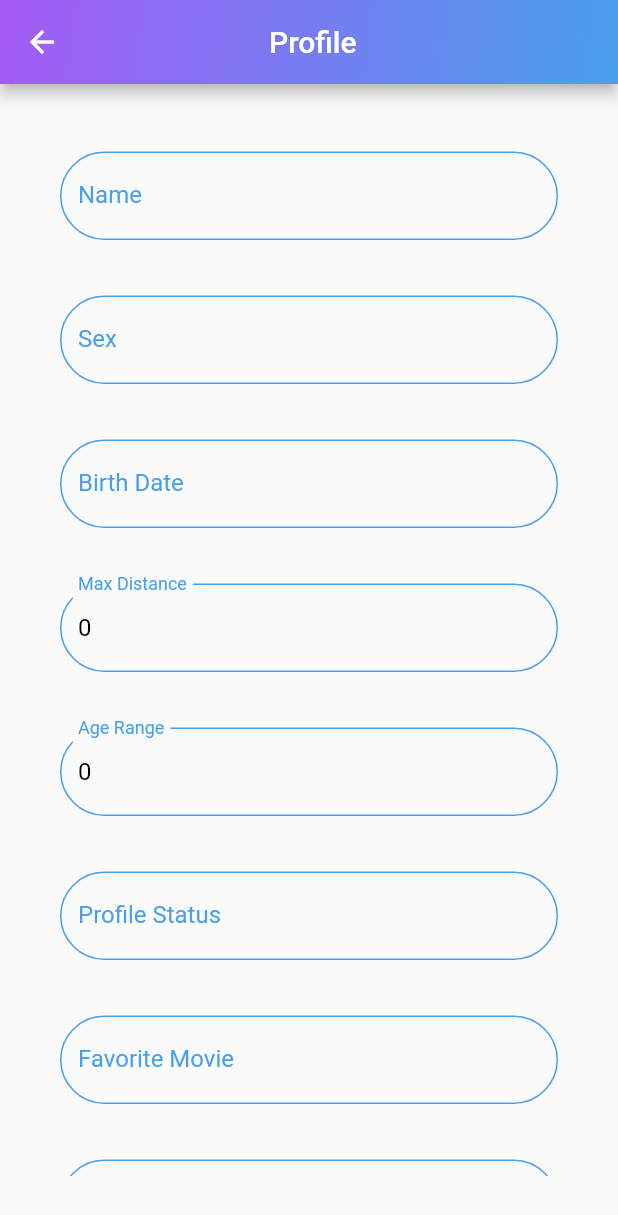
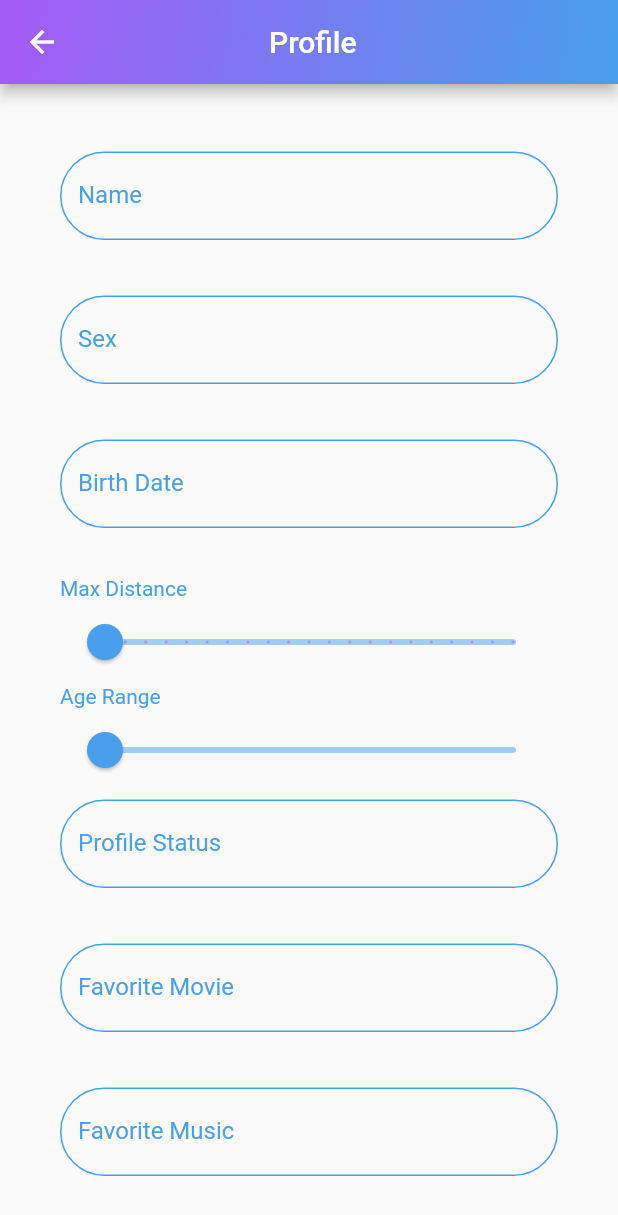
Before and after one commit to Torres62/Socimee_App, a Flutter app: the ProfileSettings screen opened directly with empty values, on a phone screen of 412 x 824 dp. Shown: the top 1215 px of the screen. Run offline on Flutter 3.47's test engine with Material 2 defaults, Android fonts, the phone set to English and light mode, and no system bars; our stand-ins replace flutter_tindercard, shared_preferences; missing offline and left inert: dart:ffi; accounts and stored records are empty.

```diff
--- a/Socimee_Fronted/lib/view/profileList.dart
+++ b/Socimee_Fronted/lib/view/profileList.dart
@@ -21,6 +21,7 @@ class SelectProfileState extends State<SelectProfile>{
     await HttpRequest().getLogin().then((String idUser){
       url = "http://192.168.0.178:8084/Socimee/socimee/profile/readUserProfiles/" + idUser;
     });
+    print(url);
     await HttpRequest().doGetUserProfiles(url).then((res){
       _profilesController.add(res);
       return res;
--- a/Socimee_Fronted/lib/view/profileSettings.dart
+++ b/Socimee_Fronted/lib/view/profileSettings.dart
@@ -12,12 +12,21 @@ class ProfileSettingsState extends State<ProfileSettings>{
   var profile;
   final formKey = GlobalKey<FormState>();
 
+  double faixaEtaria = 0.0;
+  double distanciaMaxima = 0.0;
+
   var urlToDeleteProfile = 'http://192.168.0.178:8084/Socimee/socimee/profile/delete/';
   var urlToUpdateProfile = 'http://192.168.0.178:8084/Socimee/socimee/profile/update';
 
   @override
   Widget build(BuildContext context) {
     profile = ModalRoute.of(context).settings.arguments;
+
+    int faixaDeInicio = profile["faixaEtaria"];
+    faixaEtaria = faixaDeInicio.toDouble();
+
+    int distanciaDeInicio = profile["distanciaMaxima"];
+    distanciaMaxima = distanciaDeInicio.toDouble();
 
     return Scaffold(
       appBar: _buildAppBar(),
@@ -56,8 +65,20 @@ class ProfileSettingsState extends State<ProfileSettings>{
                 _buildFormTextField('Name can\'t be empty', profile['nome'], 'Name'),
                 _buildFormTextField('Sex can\'t be empty', profile['sexo'], 'Sex'),
                 _buildFormTextField('Birth Date can\'t be empty', profile['dataNascimento'], 'Birth Date'),
-                _buildFormTextField('Max Distance Date can\'t be empty', profile['distanciaMaxima'].toString(), 'Max Distance'),
-                _buildFormTextField('Age Range Date can\'t be empty', profile['faixaEtaria'].toString(), 'Age Range'),
+                Text(
+                  'Max Distance',
+                  style: TextStyle(
+                    color: ColorConverter().backgroundFirstColor()
+                  )
+                ),
+                _buildMaxDistance(),
+                Text(
+                  'Age Range',
+                  style: TextStyle(
+                    color: ColorConverter().backgroundFirstColor()
+                  )
+                ),
+                _buildAgeRangeSlider(),
                 _buildFormTextField('Profile status can\'t be empty', profile['statusPerfil'], 'Profile Status'),
                 _buildFormTextField('Favorite Movie can\'t be empty', profile['filme'], 'Favorite Movie'),
                 _buildFormTextField('Favorite Music can\'t be empty', profile['musica'], 'Favorite Music'),
@@ -71,6 +92,80 @@ class ProfileSettingsState extends State<ProfileSettings>{
             ),
           )
         ),
+      ),
+    );
+  }
+
+   Widget _buildMaxDistance(){
+  return SliderTheme(
+      data: SliderTheme.of(context).copyWith(
+        activeTrackColor: ColorConverter().backgroundFirstColor(),
+        inactiveTrackColor: ColorConverter().backgroundFirstColor().withOpacity(0.5),
+        trackShape: RoundedRectSliderTrackShape(),
+        trackHeight: 4.0,
+        thumbShape: RoundSliderThumbShape(enabledThumbRadius: 12.0),
+        thumbColor: ColorConverter().backgroundFirstColor(),
+        overlayColor: ColorConverter().backgroundFirstColor(),
+        overlayShape: RoundSliderOverlayShape(overlayRadius: 28.0),
+        tickMarkShape: RoundSliderTickMarkShape(),
+        activeTickMarkColor: ColorConverter().backgroundSecondColor(),
+        inactiveTickMarkColor: ColorConverter().backgroundSecondColor().withOpacity(0.5),
+        valueIndicatorShape: PaddleSliderValueIndicatorShape(),
+        valueIndicatorColor: ColorConverter().backgroundSecondColor(),
+        valueIndicatorTextStyle: TextStyle(
+          color: Colors.white,
+        ),
+      ),
+      child: Slider(
+        value: distanciaMaxima,
+        min: 0,
+        max: 100,
+        divisions: 20,
+        label: '$distanciaMaxima',
+        onChanged: (value) {
+          setState(
+            () {
+              distanciaMaxima = value;
+            },
+          );
+        },
+      ),
+    );
+  }
+
+  Widget _buildAgeRangeSlider(){
+    return SliderTheme(
+      data: SliderTheme.of(context).copyWith(
+        activeTrackColor: ColorConverter().backgroundFirstColor(),
+        inactiveTrackColor: ColorConverter().backgroundFirstColor().withOpacity(0.5),
+        trackShape: RoundedRectSliderTrackShape(),
+        trackHeight: 4.0,
+        thumbShape: RoundSliderThumbShape(enabledThumbRadius: 12.0),
+        thumbColor: ColorConverter().backgroundFirstColor(),
+        overlayColor: ColorConverter().backgroundFirstColor(),
+        overlayShape: RoundSliderOverlayShape(overlayRadius: 28.0),
+        tickMarkShape: RoundSliderTickMarkShape(),
+        activeTickMarkColor: ColorConverter().backgroundSecondColor(),
+        inactiveTickMarkColor: ColorConverter().backgroundSecondColor().withOpacity(0.5),
+        valueIndicatorShape: PaddleSliderValueIndicatorShape(),
+        valueIndicatorColor: ColorConverter().backgroundSecondColor(),
+        valueIndicatorTextStyle: TextStyle(
+          color: Colors.white,
+        ),
+      ),
+      child: Slider(
+        value: faixaEtaria,
+        min: 18,
+        max: 100,
+        divisions: 82,
+        label: '$faixaEtaria',
+        onChanged: (value) {
+          setState(
+            () {
+              faixaEtaria = value;
+            },
+          );
+        },
       ),
     );
   }
@@ -98,8 +193,6 @@ class ProfileSettingsState extends State<ProfileSettings>{
           if(label == 'Name') profile['nome'] = value;
           if(label == 'Sex') profile['sexo'] = value;
           if(label == 'Birth Date') profile['dataNascimento'] = value;
-          if(label == 'Max Distance') profile['distanciaMaxima'] = value;
-          if(label == 'Age Range') profile['faixaEtaria'] = value;
           if(label == 'Profile Status') profile['statusPerfil'] = value;
           if(label == 'Favorite Movie') profile['filme'] = value;
           if(label == 'Favorite Music') profile['musica'] = value;
@@ -187,6 +280,14 @@ class ProfileSettingsState extends State<ProfileSettings>{
     final form = formKey.currentState;
     if(form.validate()){
       form.save();
+
+            //Parse do double para int para string
+      int faixaInt = faixaEtaria.toInt();
+      profile["faixaEtaria"] = faixaInt.toString();
+
+      int distanciaInt = distanciaMaxima.toInt();
+      profile['distanciaMaxima'] = distanciaInt.toString();
+
       await HttpRequest().doPut(urlToUpdateProfile, profile).then((String isProfileUpdated) {
         if(isProfileUpdated == 'true'){
           _profileUpdated();
```
Also changed, not shown: Socimee_Fronted/lib/view/createNewProfile.dart (+38 -5 lines), Socimee_Fronted/lib/view/profileInfo.dart (deleted, +0 -10 lines).
